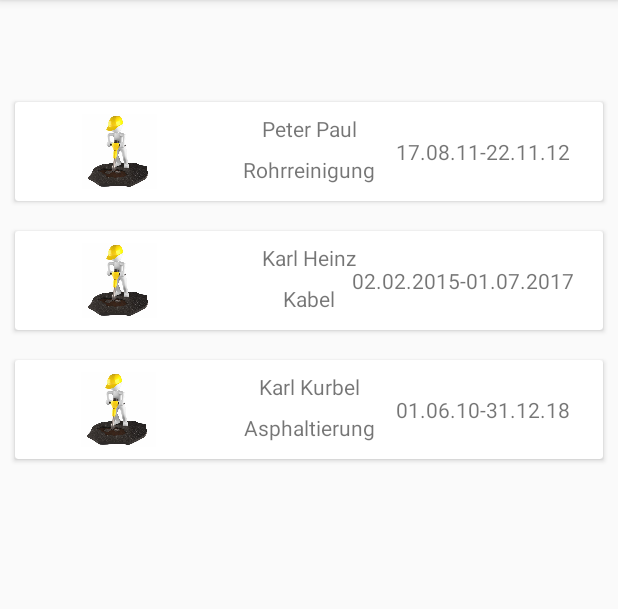
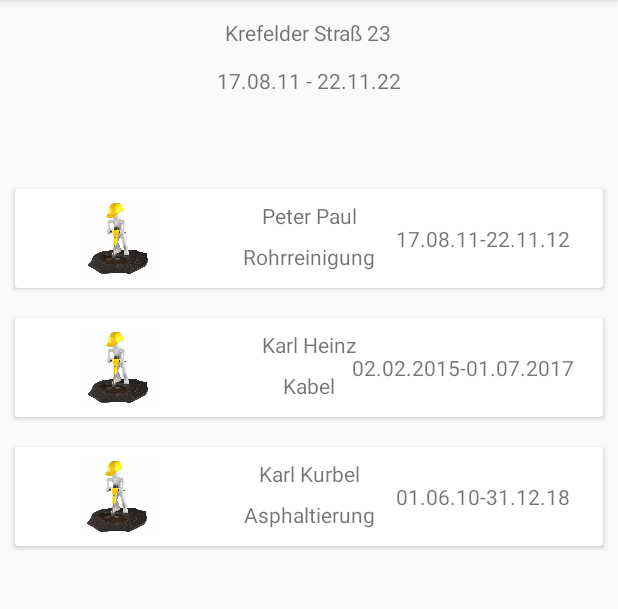
Before and after one commit to felixfuchs17/tis.ar, an Android app: the TimeLineActivity screen opened directly, with no data from a screen before it, on a phone screen of 412 x 824 dp, the part 84-693 px from its top. Run offline under Robolectric (Android 15) with nearby library versions, the phone set to English and light mode, and no system bars; our stand-ins replace Firebase (no records; nobody signed in at launch, a user with empty details on screens opened directly).

Commit message:
Merge branch 'nh' of https://github.com/jhellenkamp/tis.ar into pb
# Conflicts:
#	app/src/main/res/layout/recyclerview_item_row.xml

```diff
--- a/app/src/main/res/layout/activity_time_line.xml
+++ b/app/src/main/res/layout/activity_time_line.xml
@@ -1,27 +1,37 @@
 <?xml version="1.0" encoding="utf-8"?>
 <android.support.constraint.ConstraintLayout xmlns:android="http://schemas.android.com/apk/res/android"
-                                             xmlns:app="http://schemas.android.com/apk/res-auto" android:layout_width="match_parent"
+                                             xmlns:app="http://schemas.android.com/apk/res-auto"
+                                             xmlns:tools="http://schemas.android.com/tools" android:layout_width="match_parent"
                                              android:layout_height="match_parent">
     <RelativeLayout
             android:layout_width="match_parent"
             android:layout_height="match_parent" app:layout_constraintBottom_toBottomOf="parent"
-    >
+            tools:layout_editor_absoluteX="0dp">
         <LinearLayout
-                android:layout_width="331dp"
-                android:layout_height="52dp" android:layout_alignParentTop="true"
-                android:layout_marginTop="0dp" android:layout_centerHorizontal="true"
+                android:layout_width="318dp"
+                android:layout_height="72dp" android:layout_alignParentTop="true"
+                android:layout_marginTop="12dp" android:layout_centerHorizontal="true"
         >
-            <TextView android:layout_width="match_parent" android:layout_height="match_parent"/>
+            <TextView android:layout_width="match_parent" android:layout_height="32dp"
+                      android:text="Krefelder Straß 23" android:textAlignment="center"/>
         </LinearLayout>
 
         <android.support.v7.widget.RecyclerView
                 android:id="@+id/recyclerView"
                 android:layout_width="match_parent"
-                android:layout_height="match_parent"
+                android:layout_height="395dp"
                 android:layout_alignParentStart="true"
                 android:layout_alignParentTop="true"
-                android:layout_marginTop="58dp"
-                android:scrollbars="vertical"/>
+                android:layout_marginTop="116dp"
+                android:scrollbars="vertical" android:layout_marginStart="0dp"/>
+        <TextView
+                android:text="17.08.11 - 22.11.22"
+                android:layout_width="290dp"
+                android:layout_height="wrap_content"
+                android:id="@+id/textView6"
+                android:layout_marginTop="44dp" android:layout_alignParentEnd="true" android:layout_marginEnd="47dp"
+                android:layout_alignParentStart="true" android:layout_marginStart="47dp"
+                android:layout_marginBottom="9dp" android:textAlignment="center"/>
 
     </RelativeLayout>
 
```
